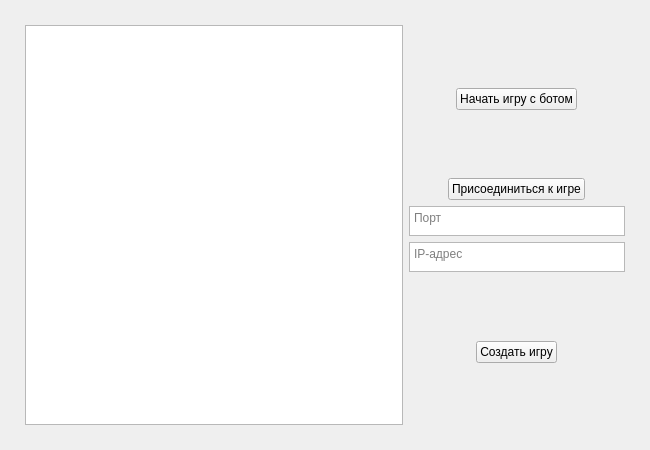
This is src/ui/initgame.ui in IAmProgrammist/cbattle as Qt 5 draws it before an edit. The edited form follows.
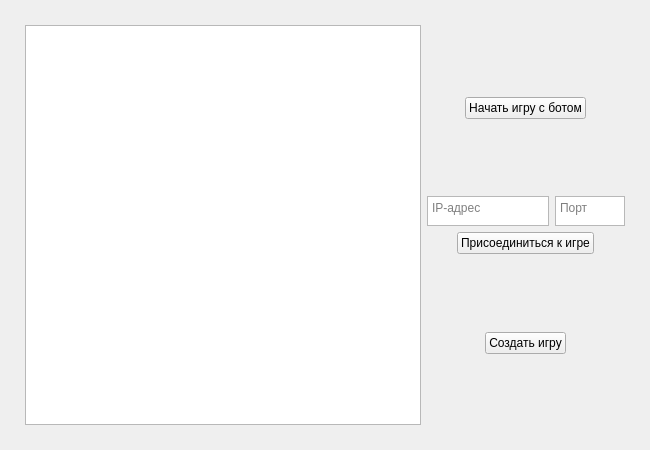
This is the edited form. Icons and pictures are not drawn.

What changed in the file:
```diff
--- a/src/ui/initgame.ui
+++ b/src/ui/initgame.ui
@@ -27,7 +27,7 @@
       <height>400</height>
      </rect>
     </property>
-    <layout class="QHBoxLayout" name="horizontalLayout" stretch="7,4">
+    <layout class="QHBoxLayout" name="horizontalLayout" stretch="2,1">
      <item>
       <widget class="QGraphicsView" name="field">
        <property name="sizePolicy">
@@ -94,40 +94,8 @@
          </property>
         </spacer>
        </item>
-       <item alignment="Qt::AlignHCenter">
-        <widget class="QPushButton" name="begin_join">
-         <property name="sizePolicy">
-          <sizepolicy hsizetype="Maximum" vsizetype="Fixed">
-           <horstretch>0</horstretch>
-           <verstretch>0</verstretch>
-          </sizepolicy>
-         </property>
-         <property name="text">
-          <string>Присоединиться к игре</string>
-         </property>
-        </widget>
-       </item>
        <item>
-        <layout class="QVBoxLayout" name="verticalLayout_2">
-         <item>
-          <widget class="QTextEdit" name="join_port">
-           <property name="sizePolicy">
-            <sizepolicy hsizetype="Preferred" vsizetype="Maximum">
-             <horstretch>0</horstretch>
-             <verstretch>0</verstretch>
-            </sizepolicy>
-           </property>
-           <property name="maximumSize">
-            <size>
-             <width>16777215</width>
-             <height>30</height>
-            </size>
-           </property>
-           <property name="placeholderText">
-            <string>Порт</string>
-           </property>
-          </widget>
-         </item>
+        <layout class="QHBoxLayout" name="horizontalLayout_2" stretch="2,1">
          <item>
           <widget class="QTextEdit" name="join_ip">
            <property name="sizePolicy">
@@ -147,8 +115,40 @@
            </property>
           </widget>
          </item>
+         <item>
+          <widget class="QTextEdit" name="join_port">
+           <property name="sizePolicy">
+            <sizepolicy hsizetype="Preferred" vsizetype="Maximum">
+             <horstretch>0</horstretch>
+             <verstretch>0</verstretch>
+            </sizepolicy>
+           </property>
+           <property name="maximumSize">
+            <size>
+             <width>16777215</width>
+             <height>30</height>
+            </size>
+           </property>
+           <property name="placeholderText">
+            <string>Порт</string>
+           </property>
+          </widget>
+         </item>
         </layout>
        </item>
+       <item alignment="Qt::AlignHCenter">
+        <widget class="QPushButton" name="begin_join">
+         <property name="sizePolicy">
+          <sizepolicy hsizetype="Maximum" vsizetype="Fixed">
+           <horstretch>0</horstretch>
+           <verstretch>0</verstretch>
+          </sizepolicy>
+         </property>
+         <property name="text">
+          <string>Присоединиться к игре</string>
+         </property>
+        </widget>
+       </item>
        <item>
         <spacer name="verticalSpacer_4">
          <property name="orientation">
```
